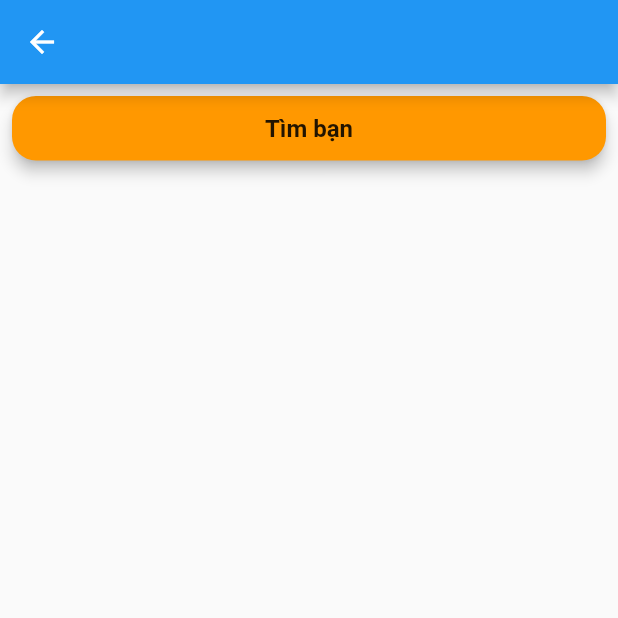
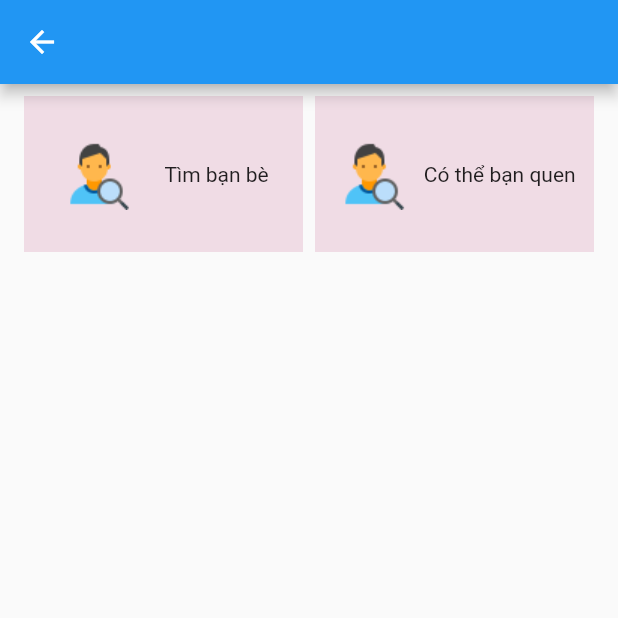
Before and after one commit to tranhuunam00/ddFlutter, a Flutter app: the SearchScreen screen opened directly, on a phone screen of 412 x 824 dp, the top half of it. Run offline on Flutter 3.47's test engine with Material 2 defaults, Android fonts, the phone set to English and light mode, and no system bars; our stand-ins replace adaptive_dialog, animated_splash_screen, auto_size_text, cached_network_image, camera, cool_alert and 12 more; missing offline and left inert: flutter_facebook_auth, flutter_login_facebook, simple_logger; accounts and stored records are empty; network calls fail.

Commit message:
interface 92%

```diff
--- a/app1/lib/Screen/SearchScreen.dart
+++ b/app1/lib/Screen/SearchScreen.dart
@@ -31,8 +31,15 @@ class _SearchScreenState extends State<SearchScreen> {
       child: Scaffold(
         appBar: AppBar(),
         body: Column(children: [
-          AppBTnStyle(
-              label: "Tìm bạn",
+          Container(
+              height: 120,
+              width: size.width,
+              child: Padding(
+                padding: const EdgeInsets.all(8.0),
+                child: Row(
+                  mainAxisAlignment: MainAxisAlignment.spaceEvenly,
+                  children: [
+                    InkWell(
                       onTap: () async {
                         print("----search----------");
                         await showModalBottomSheet<String>(
@@ -44,7 +51,8 @@ class _SearchScreenState extends State<SearchScreen> {
                                   child: Column(
                                     // crossAxisAlignment:
                                     //     CrossAxisAlignment.center,
-                            mainAxisAlignment: MainAxisAlignment.spaceBetween,
+                                    mainAxisAlignment:
+                                        MainAxisAlignment.spaceBetween,
                                     children: <Widget>[
                                       SizedBox(),
                                       // Text("ảo"),
@@ -84,8 +92,8 @@ class _SearchScreenState extends State<SearchScreen> {
                                                       MaterialPageRoute(
                                                           builder: (builder) =>
                                                               FriendProfile(
-                                                          frId:
-                                                              result["_id"])));
+                                                                  frId: result[
+                                                                      "_id"])));
                                                 }
                                               }
                                             }
@@ -98,7 +106,40 @@ class _SearchScreenState extends State<SearchScreen> {
                                 ),
                               );
                             });
-              })
+                      },
+                      child: Container(
+                          alignment: Alignment.center,
+                          child: Row(
+                            mainAxisAlignment: MainAxisAlignment.spaceEvenly,
+                            children: [
+                              Image.asset("assets/icons/findPeopleIcon.png"),
+                              Text("Tìm bạn bè"),
+                            ],
+                          ),
+                          width: size.width / 2 - 20,
+                          height: 120,
+                          color: Color.fromRGBO(200, 100, 400, 0.2)),
+                    ),
+                    InkWell(
+                      onTap: () {
+                        print("hihi");
+                      },
+                      child: Container(
+                          alignment: Alignment.center,
+                          child: Row(
+                            mainAxisAlignment: MainAxisAlignment.spaceEvenly,
+                            children: [
+                              Image.asset("assets/icons/findPeopleIcon.png"),
+                              Text("Có thể bạn quen"),
+                            ],
+                          ),
+                          width: size.width / 2 - 20,
+                          height: 120,
+                          color: Color.fromRGBO(200, 100, 400, 0.2)),
+                    )
+                  ],
+                ),
+              )),
         ]),
       ),
     );
--- a/app1/lib/user/screen/SettingUser.dart
+++ b/app1/lib/user/screen/SettingUser.dart
@@ -115,7 +115,6 @@ class _SettingUser extends State<SettingUser> {
   @override
   Widget build(BuildContext context) {
     final userProvider = Provider.of<UserProvider>(context, listen: false);
-
     return DismissKeyboard(
         child: Scaffold(
             resizeToAvoidBottomInset: false,
--- a/app1/pubspec.yaml
+++ b/app1/pubspec.yaml
@@ -60,8 +60,9 @@ dependencies:
   cupertino_icons: ^1.0.2
   simple_logger: ^1.9.0
   cool_alert: ^1.1.0
+  animated_splash_screen: ^1.1.0
+  rounded_loading_button: ^2.0.9
 
-  rounded_loading_button: ^2.0.9
 dev_dependencies:
   flutter_test:
     sdk: flutter
```
Also changed, not shown: app1/lib/feed/screen/comment.dart (+8 -1 lines), app1/lib/feed/widget/card_feed.dart (+20 -24 lines), app1/lib/main.dart (+20 -1 lines), app1/lib/user/screen/All_Fr_Screen.dart (+15 -17 lines), app1/assets/icons/findPeopleIcon.png (added), app1/assets/icons/lolIcon.jpg (added), app1/pubspec.lock. Lines whose indentation alone changed are shown as unchanged.
